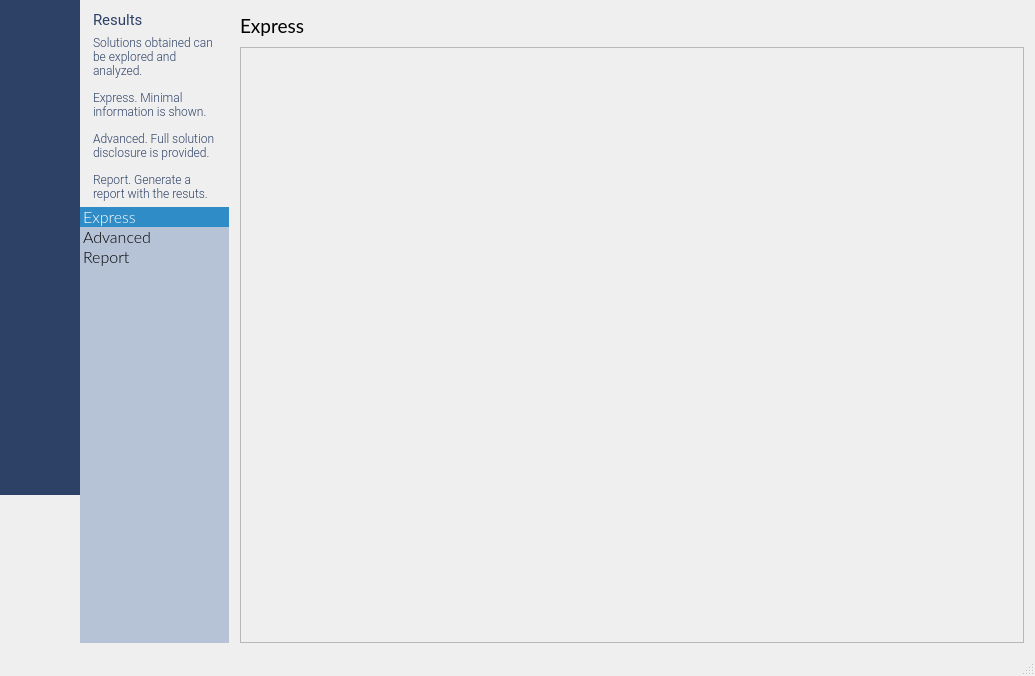
First picture: the form in source/mainwidget.ui, repository emigdioz/LeafGP, before the edit.
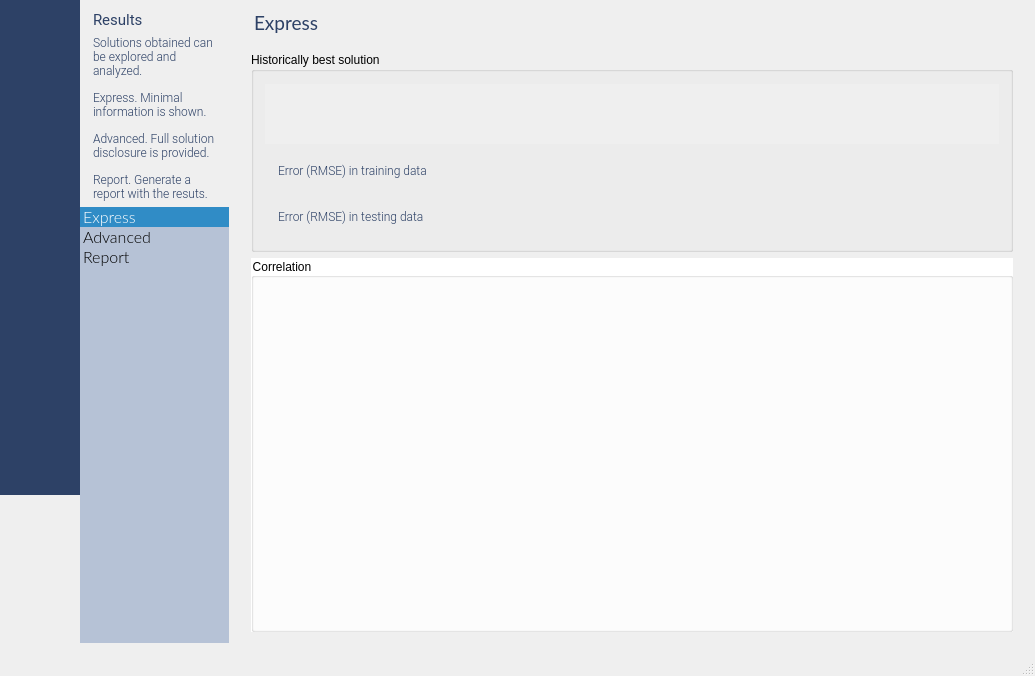
Second picture: the form after the edit. The open tabs and pages were chosen to show the change. Icons and pictures are not drawn. Custom widgets are drawn as their Qt base class.

What changed in the file:
```diff
--- a/source/mainwidget.ui
+++ b/source/mainwidget.ui
@@ -5505,6 +5505,17 @@
            <number>0</number>
           </property>
           <widget class="QWidget" name="pageResultsSimple">
+           <property name="styleSheet">
+            <string notr="true">QLabel
+{
+	font-family: Roboto;
+	font-weight: 200;
+	font-size: 9pt;
+	padding-left: 10px;
+	padding-right: 10px;
+	color: rgb(45,65,102);
+}</string>
+           </property>
            <layout class="QGridLayout" name="gridLayout_15">
             <item row="0" column="0">
              <layout class="QVBoxLayout" name="verticalLayout_11">
@@ -5532,11 +5543,172 @@
               <item>
                <widget class="QFrame" name="frame_14">
                 <property name="frameShape">
-                 <enum>QFrame::StyledPanel</enum>
+                 <enum>QFrame::NoFrame</enum>
                 </property>
                 <property name="frameShadow">
                  <enum>QFrame::Raised</enum>
                 </property>
+                <layout class="QGridLayout" name="gridLayout_124">
+                 <item row="0" column="0">
+                  <layout class="QVBoxLayout" name="verticalLayout_40">
+                   <item>
+                    <widget class="QGroupBox" name="groupBox_23">
+                     <property name="sizePolicy">
+                      <sizepolicy hsizetype="Preferred" vsizetype="Preferred">
+                       <horstretch>0</horstretch>
+                       <verstretch>0</verstretch>
+                      </sizepolicy>
+                     </property>
+                     <property name="maximumSize">
+                      <size>
+                       <width>16777215</width>
+                       <height>200</height>
+                      </size>
+                     </property>
+                     <property name="title">
+                      <string>Historically best solution</string>
+                     </property>
+                     <layout class="QGridLayout" name="gridLayout_126">
+                      <item row="0" column="0">
+                       <layout class="QVBoxLayout" name="verticalLayout_41">
+                        <item>
+                         <widget class="QScrollArea" name="scrollArea_5">
+                          <property name="maximumSize">
+                           <size>
+                            <width>16777215</width>
+                            <height>60</height>
+                           </size>
+                          </property>
+                          <property name="frameShape">
+                           <enum>QFrame::NoFrame</enum>
+                          </property>
+                          <property name="verticalScrollBarPolicy">
+                           <enum>Qt::ScrollBarAlwaysOff</enum>
+                          </property>
+                          <property name="widgetResizable">
+                           <bool>true</bool>
+                          </property>
+                          <widget class="QWidget" name="scrollAreaWidgetContents_5">
+                           <property name="geometry">
+                            <rect>
+                             <x>0</x>
+                             <y>0</y>
+                             <width>752</width>
+                             <height>60</height>
+                            </rect>
+                           </property>
+                           <property name="maximumSize">
+                            <size>
+                             <width>16777215</width>
+                             <height>16777215</height>
+                            </size>
+                           </property>
+                           <layout class="QGridLayout" name="gridLayout_125">
+                            <item row="0" column="0">
+                             <widget class="QLabel" name="label_130">
+                              <property name="minimumSize">
+                               <size>
+                                <width>0</width>
+                                <height>40</height>
+                               </size>
+                              </property>
+                              <property name="maximumSize">
+                               <size>
+                                <width>16777215</width>
+                                <height>16777215</height>
+                               </size>
+                              </property>
+                              <property name="text">
+                               <string/>
+                              </property>
+                             </widget>
+                            </item>
+                           </layout>
+                          </widget>
+                         </widget>
+                        </item>
+                        <item>
+                         <layout class="QGridLayout" name="gridLayout_127">
+                          <item row="1" column="0">
+                           <widget class="QLabel" name="label_167">
+                            <property name="maximumSize">
+                             <size>
+                              <width>16777215</width>
+                              <height>40</height>
+                             </size>
+                            </property>
+                            <property name="text">
+                             <string>Error (RMSE) in testing data</string>
+                            </property>
+                           </widget>
+                          </item>
+                          <item row="0" column="0">
+                           <widget class="QLabel" name="label_165">
+                            <property name="maximumSize">
+                             <size>
+                              <width>16777215</width>
+                              <height>40</height>
+                             </size>
+                            </property>
+                            <property name="text">
+                             <string>Error (RMSE) in training data</string>
+                            </property>
+                           </widget>
+                          </item>
+                          <item row="1" column="1">
+                           <widget class="QLabel" name="label_168">
+                            <property name="text">
+                             <string/>
+                            </property>
+                           </widget>
+                          </item>
+                          <item row="0" column="1">
+                           <widget class="QLabel" name="label_166">
+                            <property name="text">
+                             <string/>
+                            </property>
+                           </widget>
+                          </item>
+                         </layout>
+                        </item>
+                       </layout>
+                      </item>
+                     </layout>
+                    </widget>
+                   </item>
+                   <item>
+                    <widget class="QGroupBox" name="groupBox_24">
+                     <property name="minimumSize">
+                      <size>
+                       <width>0</width>
+                       <height>270</height>
+                      </size>
+                     </property>
+                     <property name="styleSheet">
+                      <string notr="true">QGroupBox {
+	background-color: rgb(255,255,255);
+}</string>
+                     </property>
+                     <property name="title">
+                      <string>Correlation</string>
+                     </property>
+                     <layout class="QGridLayout" name="gridLayout_128">
+                      <item row="0" column="0">
+                       <widget class="QCustomPlot" name="expressCorrelationPlot" native="true">
+                        <property name="minimumSize">
+                         <size>
+                          <width>0</width>
+                          <height>200</height>
+                         </size>
+                        </property>
+                       </widget>
+                      </item>
+                     </layout>
+                    </widget>
+                   </item>
+                  </layout>
+                 </item>
+                </layout>
                </widget>
               </item>
              </layout>
```
Left out of the diff: 32 changed lines with no effect on the pictures.
